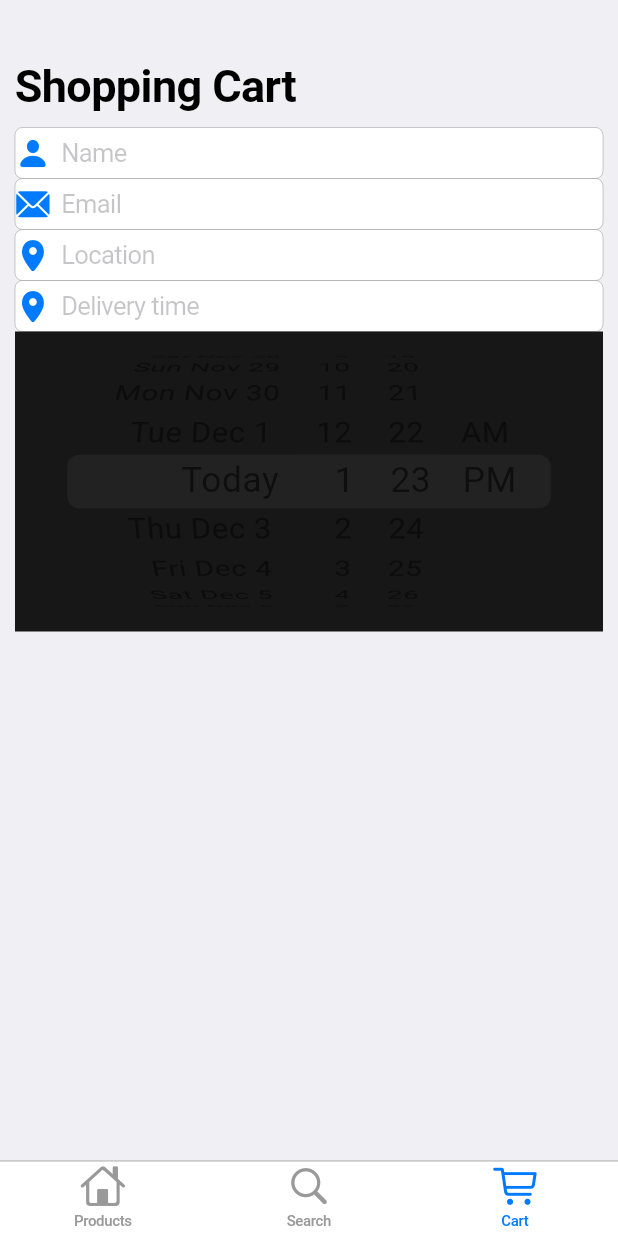
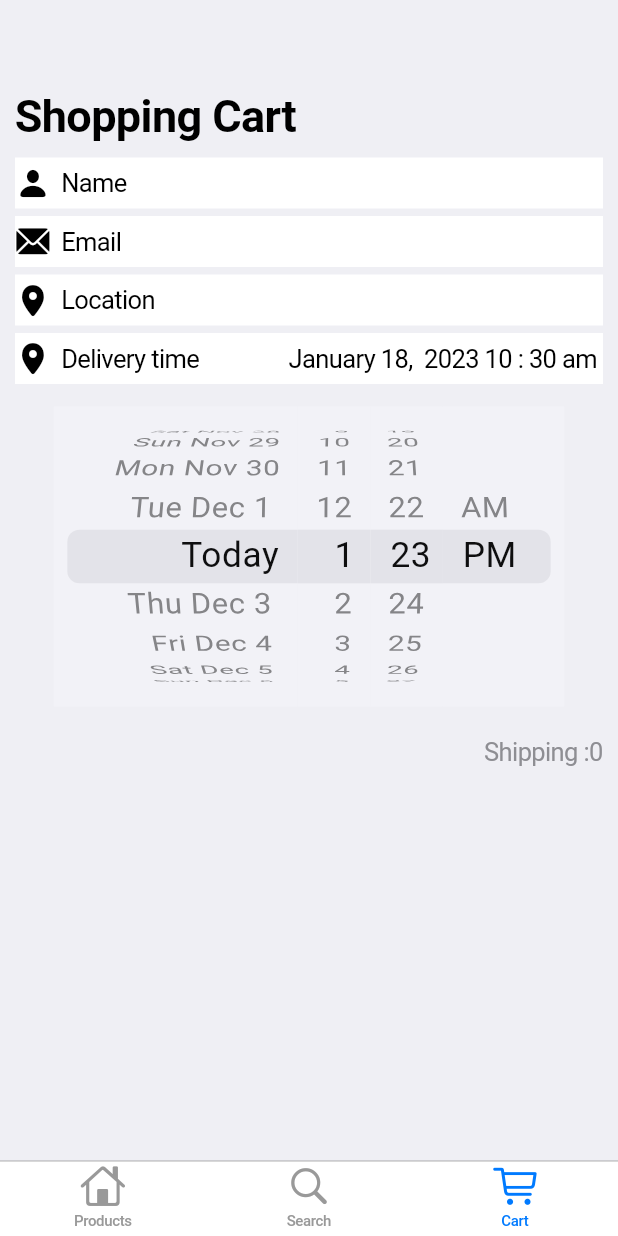
Before and after one commit to priyanshiBaldha/advance_Cupertino_store, a Flutter app: the screen it shows after launch, item 3 of the bottom bar chosen, on a phone screen of 412 x 824 dp. Run offline on Flutter 3.47's test engine with Material 2 defaults, Android fonts, the phone set to English and light mode, and no system bars.

Commit message:
Second Update

```diff
--- a/lib/Model/List.dart
+++ b/lib/Model/List.dart
@@ -4,55 +4,55 @@ List<Map<String, dynamic>> Product = [
   {
     'id': 1,
     'Product_name': 'Bag',
-    'Price': '150 Rs.',
+    'Price': '500 Rs.',
     'image': 'assets/images/bag.jpg',
   },
   {
     'id': 2,
     'Product_name': 'Goggles',
-    'Price': '150 Rs.',
+    'Price': '850 Rs.',
     'image': 'assets/images/Goggles.jpg',
   },
   {
     'id': 3,
     'Product_name': 'Watch',
-    'Price': '150 Rs.',
+    'Price': '5000 Rs.',
     'image': 'assets/images/Watch.jpg',
   },
   {
     'id': 4,
     'Product_name': 'Perfume',
-    'Price': '150 Rs.',
+    'Price': '1599 Rs.',
     'image': 'assets/images/Perfume.jpg',
   },
   {
     'id': 5,
     'Product_name': 'shoes',
-    'Price': '150 Rs.',
+    'Price': '699 Rs.',
     'image': 'assets/images/shoes.jpg',
   },
   {
     'id': 6,
     'Product_name': 'Earrings',
-    'Price': '150 Rs.',
+    'Price': '720 Rs.',
     'image': 'assets/images/earrings.jpg',
   },
   {
     'id': 7,
     'Product_name': 'Water Bottel',
-    'Price': '150 Rs.',
+    'Price': '199 Rs.',
     'image': 'assets/images/Bottel.jpg',
   },
   {
     'id': 8,
     'Product_name': 'Books',
-    'Price': '150 Rs.',
+    'Price': '650 Rs.',
     'image': 'assets/images/Books.jpg',
   },
   {
     'id': 9,
     'Product_name': 'Shampoo',
-    'Price': '150 Rs.',
+    'Price': '249 Rs.',
     'image': 'assets/images/shampoo.jpg',
   },
 
@@ -86,11 +86,12 @@ List<Map<String, dynamic>> Watch = [
   },
 ];
 
-List _CartItems = [];
+class Global {
+  static int sum = 0;
+  static double total_price = 0;
 
-get shopItems => Product;
-get cartItems=> _CartItems;
+ static List CartItems =[];
+}
 
-void addItemstoCart(int index){
-  _CartItems.add(Product[index]);
-}
+
+// List<Map<String, dynamic>> CartItems = [];
--- a/lib/Views/Components/CartComponent.dart
+++ b/lib/Views/Components/CartComponent.dart
@@ -1,3 +1,4 @@
+import 'package:cupertino_store/Model/List.dart';
 import 'package:flutter/cupertino.dart';
 import 'package:flutter/material.dart';
 
@@ -9,16 +10,35 @@ class CartComponent extends StatefulWidget {
 }
 
 class _CartComponentState extends State<CartComponent> {
+  DateTime CurrentDateTime = DateTime.now();
+  TimeOfDay CurrentTime = TimeOfDay.now();
+
+  List AllMonth = [
+    'January',
+    'February',
+    'March',
+    'April',
+    'May',
+    'June',
+    'July',
+    'august',
+    'September',
+    'October',
+    'November',
+    'December'
+  ];
+
   @override
   Widget build(BuildContext context) {
     return Container(
       child: Padding(
         padding: const EdgeInsets.all(10.0),
+        child: SingleChildScrollView(
           child: Column(
             crossAxisAlignment: CrossAxisAlignment.start,
             children: [
               SizedBox(
-              height: 30,
+                height: 50,
               ),
               Text(
                 "Shopping Cart",
@@ -31,38 +51,145 @@ class _CartComponentState extends State<CartComponent> {
                 height: 10,
               ),
               CupertinoTextField(
-              prefix: Icon(CupertinoIcons.person_fill),
+                prefix: Icon(
+                  CupertinoIcons.person_fill,
+                  color: CupertinoColors.black,
+                ),
                 prefixMode: OverlayVisibilityMode.always,
                 placeholder: "Name",
+                placeholderStyle: TextStyle(color: CupertinoColors.black),
+                decoration: BoxDecoration(
+                  color: Colors.white,
+                ),
+                style: TextStyle(color: CupertinoColors.black),
+              ),
+              SizedBox(
+                height: 5,
               ),
               CupertinoTextField(
-              prefix: Icon(CupertinoIcons.mail_solid),
+                prefix:
+                    Icon(CupertinoIcons.mail_solid, color: CupertinoColors.black),
                 prefixMode: OverlayVisibilityMode.always,
                 placeholder: "Email",
+                placeholderStyle: TextStyle(color: CupertinoColors.black),
+                decoration: BoxDecoration(
+                  color: Colors.white,
+                ),
+                style: TextStyle(color: CupertinoColors.black),
+              ),
+              SizedBox(
+                height: 5,
               ),
               CupertinoTextField(
-              prefix: Icon(CupertinoIcons.location_solid),
+                prefix: Icon(CupertinoIcons.location_solid,
+                    color: CupertinoColors.black),
                 prefixMode: OverlayVisibilityMode.always,
                 placeholder: "Location",
+                placeholderStyle: TextStyle(color: CupertinoColors.black),
+                decoration: BoxDecoration(
+                  color: Colors.white,
+                ),
+                style: TextStyle(color: CupertinoColors.black),
+              ),
+              SizedBox(
+                height: 5,
               ),
               CupertinoTextField(
-              prefix: Icon(CupertinoIcons.location_solid),
+                prefix: Icon(CupertinoIcons.location_solid,
+                    color: CupertinoColors.black),
                 prefixMode: OverlayVisibilityMode.always,
                 placeholder: "Delivery time",
                 suffix: Text(
-                "rctvygbuhjn",
-                style: TextStyle(color: CupertinoColors.white),
+                  "${AllMonth[CurrentDateTime.month - 1]} ${CurrentDateTime.day},  ${CurrentDateTime.year} ${CurrentTime.hour} : ${CurrentTime.minute} ${CurrentTime.period.name} "  ,
+                  style: TextStyle(color: CupertinoColors.black),
                 ),
                 suffixMode: OverlayVisibilityMode.always,
+                placeholderStyle: TextStyle(color: CupertinoColors.black),
+                decoration: BoxDecoration(
+                  color: Colors.white,
+                ),
+                style: TextStyle(color: CupertinoColors.black),
+              ),
+              SizedBox(
+                height: 15,
               ),
               Container(
-              color: CupertinoColors.darkBackgroundGray,
                 height: 200,
                 child: CupertinoDatePicker(
-                onDateTimeChanged: (DateTime value) {},
+                  backgroundColor: CupertinoColors.systemGrey6,
+                  onDateTimeChanged: (DateTime dateTime) {
+                    int hour = dateTime.hour;
+                    int minute = dateTime.minute;
+                    setState(() {
+                      CurrentTime = TimeOfDay(hour: hour, minute: minute);
+                      CurrentDateTime = dateTime;
+                    });
+                  },
                 ),
               ),
+              SizedBox(
+                height: 15,
+              ),
+              SingleChildScrollView(
+                child: Column(
+                  children: Global.CartItems.map(
+                    (e) => Container(
+                      height: 80,
+                      color: CupertinoColors.white,
+                      padding: EdgeInsets.all(8),
+                      child: Row(
+                        children: [
+                          Container(
+                            height: 50,
+                            width: 50,
+                            child: Image(
+                              image: AssetImage(e['image']),
+                            ),
+                          ),
+                          SizedBox(
+                            width: 15,
+                          ),
+                          Column(
+                            crossAxisAlignment: CrossAxisAlignment.start,
+                            mainAxisAlignment: MainAxisAlignment.center,
+                            children: [
+                              Text(
+                                "${e['Product_name']}",
+                                style: TextStyle(fontSize: 18),
+                              ),
+                              Text(
+                                "${e['Price']}",
+                                style:
+                                    TextStyle(color: CupertinoColors.systemGrey),
+                              ),
                             ],
+                          ),
+                          Spacer(),
+                          Text(
+                            "${e['Price']}",
+                            style: TextStyle(color: CupertinoColors.systemGrey),
+                          ),
+                        ],
+                      ),
+                      margin: EdgeInsets.only(bottom: 10),
+                    ),
+                  ).toList(),
+                ),
+              ),
+              SizedBox(
+                height: 5,
+              ),
+              Row(
+                mainAxisAlignment: MainAxisAlignment.end,
+                children: [
+                  Text(
+                    "Shipping :${Global.sum }",
+                    style: TextStyle(color: CupertinoColors.systemGrey),
+                  )
+                ],
+              ),
+            ],
+          ),
         ),
       ),
     );
--- a/lib/Views/Components/ProductComponent.dart
+++ b/lib/Views/Components/ProductComponent.dart
@@ -50,6 +50,11 @@ child: Image(image: AssetImage(e['image']),),
                           Spacer(),
                           GestureDetector(
                             onTap: (){
+                              setState(() {
+                                Global.CartItems.add(e);
+                                Global.sum = int.parse(e['Price'] + Global.sum);
+                               // Global.sum = Global.sum + e['Price'];
+                              });
                             },
                               child: Icon(CupertinoIcons.add_circled)),
                         ],
```
Lines whose indentation alone changed are shown as unchanged.
